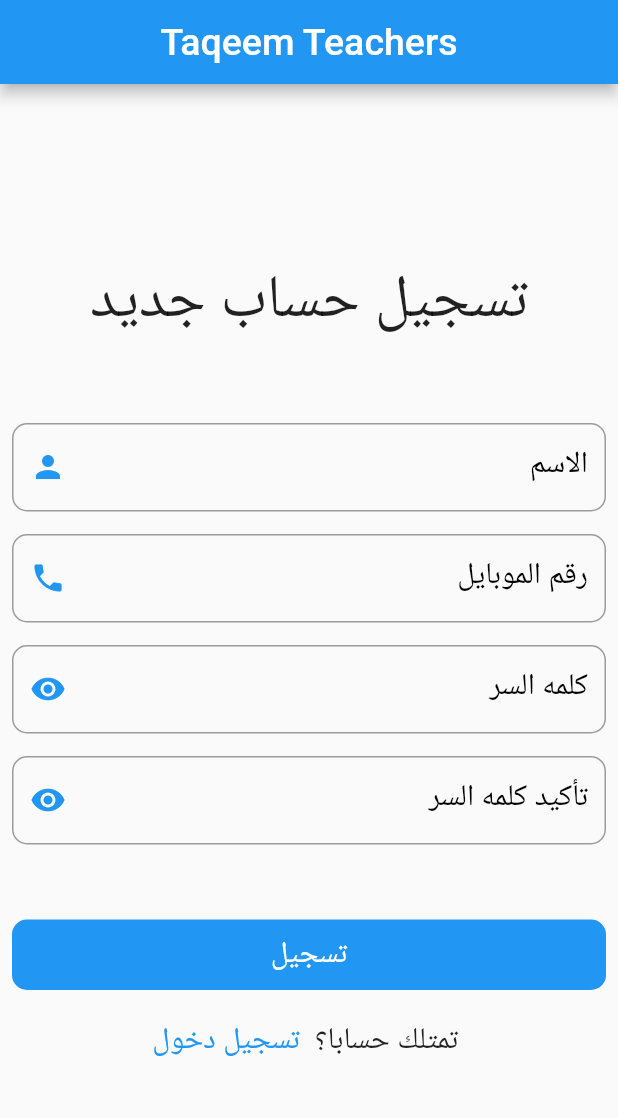
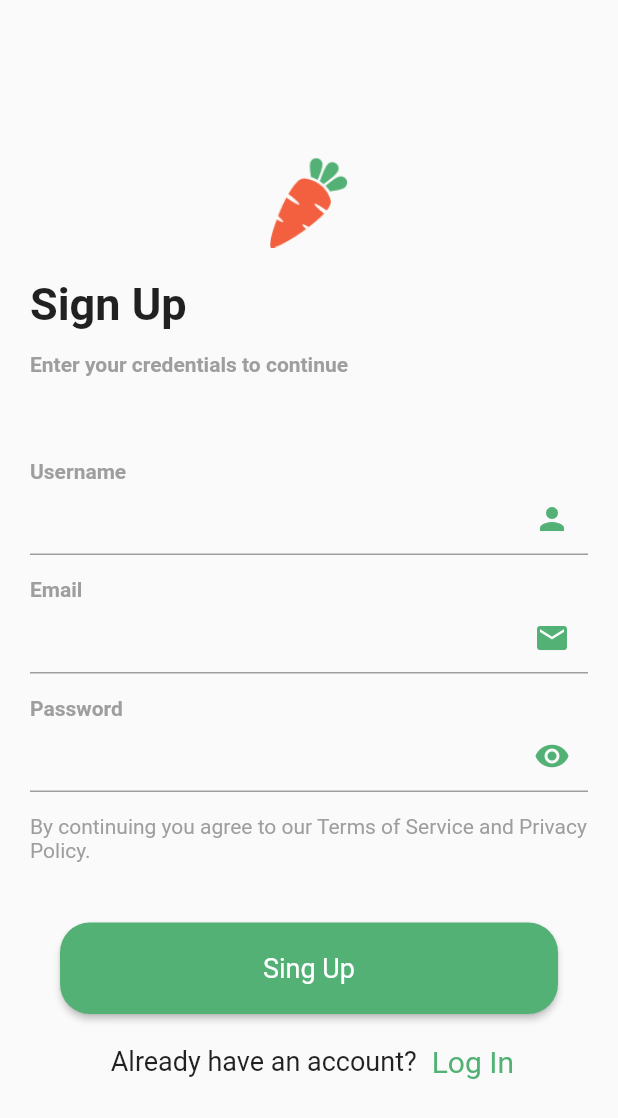
Before and after one commit to Nour5114/shopapp, a Flutter app: the SignUpScreen screen opened directly, on a phone screen of 412 x 824 dp. Shown: the top 1118 px of the screen. Run offline on Flutter 3.47's test engine with Material 2 defaults, Android fonts, the phone set to English and light mode, and no system bars.

Commit message:
finish auth design

```diff
--- a/lib/screens/signup_screen.dart
+++ b/lib/screens/signup_screen.dart
@@ -1,8 +1,5 @@
-import 'dart:convert';
 import 'package:flutter/material.dart';
-
 import 'login_screen.dart';
-
 
 class SignUpScreen extends StatefulWidget {
   const SignUpScreen({Key? key}) : super(key: key);
@@ -12,14 +9,13 @@ class SignUpScreen extends StatefulWidget {
 }
 
 class _SignUpScreenState extends State<SignUpScreen> {
-  var mobileController = TextEditingController();
-  var nameController = TextEditingController();
+  var emailController = TextEditingController();
+  var usernameController = TextEditingController();
   var passController = TextEditingController();
   var refillPassController = TextEditingController();
   bool isHiddenPassword = true;
   bool isHiddenRefillPassword = true;
   final formKey = GlobalKey<FormState>();
-
 
   @override
   void initState() {
@@ -28,127 +24,144 @@ class _SignUpScreenState extends State<SignUpScreen> {
 
   @override
   Widget build(BuildContext context) {
-    Color primaryColor = Theme.of(context).primaryColor;
-    return Directionality(
-      textDirection: TextDirection.rtl,
-      child: Scaffold(
-        appBar: AppBar(
-          backgroundColor: primaryColor,
-          automaticallyImplyLeading: false,
-          title: const Text(
-            'Taqeem Teachers',
-            style: TextStyle(fontSize: 25),
-          ),
-          centerTitle: true,
-        ),
+    return Scaffold(
       body: SafeArea(
         child: Center(
           child: SingleChildScrollView(
             child: Padding(
-                padding: const EdgeInsets.all(8.0),
+              padding: const EdgeInsets.symmetric(horizontal: 20.0),
               child: Form(
                 key: formKey,
                 child: AutofillGroup(
                   child: Column(
+                    crossAxisAlignment: CrossAxisAlignment.start,
                     children: [
+                      Align(
+                          alignment: Alignment.center,
+                          child: Image.asset(
+                            'assets/images/loginlogo.png',
+                            width: 55,
+                            height: 60,
+                          )),
+                      const SizedBox(
+                        height: 20,
+                      ),
                       const Text(
-                          'تسجيل حساب جديد',
-                          style: TextStyle(fontSize: 40),
+                        'Sign Up',
+                        style: TextStyle(
+                            fontSize: 30, fontWeight: FontWeight.bold),
+                      ),
+                      const SizedBox(
+                        height: 15,
+                      ),
+                      const Text(
+                        'Enter your credentials to continue',
+                        style: TextStyle(
+                            color: Colors.grey, fontWeight: FontWeight.bold),
                       ),
                       const SizedBox(
                         height: 55,
                       ),
+                      const Text(
+                        'Username',
+                        style: TextStyle(
+                            color: Colors.grey, fontWeight: FontWeight.bold),
+                      ),
                       TextFormField(
-                          autofillHints: const <String>[AutofillHints.name],
-                          cursorColor: primaryColor,
+                        cursorColor: const Color(0xFF53B175),
                         keyboardType: TextInputType.text,
-                          controller: nameController,
+                        controller: usernameController,
                         validator: (val) {
                           if (val == null || val.isEmpty) {
-                              return 'الرجاء ادخال الاسم';
+                            return 'please enter username';
                           }
                           return null;
                         },
-                          decoration: InputDecoration(
-                            labelText: 'الاسم',
-                            labelStyle: const TextStyle(fontSize: 20,color: Colors.black),
-                            border: OutlineInputBorder(
-                              borderRadius: BorderRadius.circular(10),
+                        decoration: const InputDecoration(
+                          enabledBorder: UnderlineInputBorder(
+                            borderSide: BorderSide(
+                              color: Colors.grey,
                             ),
-                            focusedBorder:  OutlineInputBorder(
-                              borderRadius: const BorderRadius.all(Radius.circular(10)),
-                              borderSide: BorderSide(color: primaryColor),
+                          ),
+                          focusedBorder: UnderlineInputBorder(
+                            borderSide: BorderSide(color: Color(0xFF53B175)),
                           ),
                           suffixIcon: Icon(
                             Icons.person,
-                              color: primaryColor,
+                            color: Color(0xFF53B175),
                           ),
                         ),
                       ),
                       const SizedBox(
                         height: 15,
                       ),
+                      const Text(
+                        'Email',
+                        style: TextStyle(
+                            color: Colors.grey, fontWeight: FontWeight.bold),
+                      ),
                       TextFormField(
-                          autofillHints: const <String>[AutofillHints.telephoneNumber],
-                          cursorColor: primaryColor,
+                        cursorColor: const Color(0xFF53B175),
                         keyboardType: TextInputType.phone,
-                          controller: mobileController,
+                        controller: emailController,
                         validator: (val) {
                           if (val == null || val.isEmpty) {
-                              return 'الرجاء ادخال رقم الموبايل';
+                            return 'please enter email';
                           }
                           return null;
                         },
-                          decoration: InputDecoration(
-                            labelText: 'رقم الموبايل',
-                            labelStyle: const TextStyle(fontSize: 20,color: Colors.black),
-                            border: OutlineInputBorder(
-                              borderRadius: BorderRadius.circular(10),
+                        decoration: const InputDecoration(
+                          enabledBorder: UnderlineInputBorder(
+                            borderSide: BorderSide(
+                              color: Colors.grey,
                             ),
-                            focusedBorder:  OutlineInputBorder(
-                              borderRadius: const BorderRadius.all(Radius.circular(10)),
-                              borderSide: BorderSide(color: primaryColor),
+                          ),
+                          focusedBorder: UnderlineInputBorder(
+                            borderSide: BorderSide(color: Color(0xFF53B175)),
                           ),
                           suffixIcon: Icon(
-                              Icons.phone,
-                              color: primaryColor,
+                            Icons.email,
+                            color: Color(0xFF53B175),
                           ),
                         ),
                       ),
                       const SizedBox(
                         height: 15,
                       ),
+                      const Text(
+                        'Password',
+                        style: TextStyle(
+                            color: Colors.grey, fontWeight: FontWeight.bold),
+                      ),
                       TextFormField(
-                          cursorColor: primaryColor,
+                        cursorColor: const Color(0xFF53B175),
                         keyboardType: TextInputType.text,
                         controller: passController,
                         validator: (val) {
                           if (val == null || val.isEmpty) {
-                              return 'الرجاء ادخال كلمه السر';
+                            return 'please enter password';
                           }
                           return null;
                         },
                         obscureText: isHiddenPassword,
                         decoration: InputDecoration(
-                            labelText: 'كلمه السر',
-                            labelStyle: const TextStyle(fontSize: 20,color: Colors.black),
-                            border: OutlineInputBorder(
-                              borderRadius: BorderRadius.circular(10),
-                              borderSide: BorderSide(color: primaryColor),
+                          enabledBorder: const UnderlineInputBorder(
+                            borderSide: BorderSide(
+                              color: Colors.grey,
                             ),
-                            focusedBorder:  OutlineInputBorder(
-                              borderRadius: const BorderRadius.all(Radius.circular(10)),
-                              borderSide: BorderSide(color: primaryColor),
+                          ),
+                          focusedBorder: const UnderlineInputBorder(
+                            borderSide: BorderSide(color: Color(0xFF53B175)),
                           ),
                           suffixIcon: InkWell(
                             child: isHiddenPassword
-                                  ? Icon(
+                                ? const Icon(
                                     Icons.visibility,
-                                      color: primaryColor,
+                                    color: Color(0xFF53B175),
                                   )
-                                  : Icon(
+                                : const Icon(
                                     Icons.visibility_off,
-                                      color: primaryColor,
+                                    color: Color(0xFF53B175),
                                   ),
                             onTap: () {
                               setState(() {
@@ -158,54 +171,21 @@ class _SignUpScreenState extends State<SignUpScreen> {
                           ),
                         ),
                       ),
-                        const SizedBox(
-                          height: 15,
-                        ),
-                        TextFormField(
-                          cursorColor: primaryColor,
-                          keyboardType: TextInputType.text,
-                          controller: refillPassController,
-                          validator: (val) {
-                            if (val == null || val.isEmpty) {
-                              return 'الرجاء ادخال كلمه السر';
-                            }
-                            return null;
-                          },
-                          obscureText: isHiddenRefillPassword,
-                          decoration: InputDecoration(
-                            labelText: 'تأكيد كلمه السر',
-                            labelStyle: const TextStyle(fontSize: 20,color: Colors.black),
-                            border: OutlineInputBorder(
-                              borderRadius: BorderRadius.circular(10),
-                              borderSide: BorderSide(color: primaryColor),
-                            ),
-                            focusedBorder:  OutlineInputBorder(
-                              borderRadius: const BorderRadius.all(Radius.circular(10)),
-                              borderSide: BorderSide(color: primaryColor),
-                            ),
-                            suffixIcon: InkWell(
-                              child: isHiddenRefillPassword
-                                  ? Icon(
-                                Icons.visibility,
-                                color: primaryColor,
-                              )
-                                  : Icon(
-                                Icons.visibility_off,
-                                color: primaryColor,
-                              ),
-                              onTap: () {
-                                setState(() {
-                                  isHiddenRefillPassword = !isHiddenRefillPassword;
-                                });
-                              },
-                            ),
-                          ),
+                      const SizedBox(height: 15,),
+                      const Text(
+                        'By continuing you agree to our Terms of Service and Privacy Policy.',
+                        style: TextStyle(
+                            color: Colors.grey,),
                       ),
                       const SizedBox(
-                          height: 50,
+                        height: 20,
                       ),
-                        InkWell(
-                            onTap: () {
+                      Container(
+                        width: double.infinity,
+                        margin: const EdgeInsets.symmetric(
+                            horizontal: 20, vertical: 20),
+                        child: ElevatedButton(
+                          onPressed: () {
                             if (formKey.currentState!.validate()) {
                               //signup(context);
                             } else {
@@ -214,29 +194,29 @@ class _SignUpScreenState extends State<SignUpScreen> {
                                       content: Text('Please fill the field')));
                             }
                           },
-                            borderRadius: BorderRadius.circular(10),
-                            child: Container(
-                              width: double.infinity,
-                              decoration: BoxDecoration(
-                                  borderRadius: BorderRadius.circular(10),
-                                  color: primaryColor),
-                              padding: const EdgeInsets.symmetric(vertical: 10),
-                              alignment: Alignment.center,
+                          style: ElevatedButton.styleFrom(
+                            shape: RoundedRectangleBorder(
+                              borderRadius: BorderRadius.circular(20.0),
+                            ),
+                            backgroundColor: const Color(0xFF53B175),
+                            padding: const EdgeInsets.symmetric(
+                                horizontal: 20, vertical: 20),
+                            textStyle: const TextStyle(
+                              fontSize: 18,
+                            ),
+                          ),
                           child: const Text(
-                                'تسجيل',
-                                style:
-                                    TextStyle(fontSize: 20, color: Colors.white),
+                            'Sing Up',
+                            style: TextStyle(fontSize: 18),
                           ),
-                            )),
-                        const SizedBox(
-                          height: 20,
+                        ),
                       ),
                       Row(
                         mainAxisAlignment: MainAxisAlignment.center,
                         children: [
                           const Text(
-                              ' تمتلك حسابا؟',
-                              style: TextStyle(fontSize: 20),
+                            ' Already have an account?',
+                            style: TextStyle(fontSize: 18),
                           ),
                           const SizedBox(
                             width: 10,
@@ -249,11 +229,10 @@ class _SignUpScreenState extends State<SignUpScreen> {
                                       builder: (context) =>
                                           const LoginScreen()));
                             },
-                              child: Text(
-                                'تسجيل دخول',
+                            child: const Text(
+                              'Log In',
                               style: TextStyle(
-                                    color: Theme.of(context).primaryColor,
-                                    fontSize: 20),
+                                  color: Color(0xFF53B175), fontSize: 20),
                             ),
                           )
                         ],
@@ -266,18 +245,15 @@ class _SignUpScreenState extends State<SignUpScreen> {
           ),
         ),
       ),
-      ),
     );
   }
-
-
 
 /*  Future<void> signup(context) async {
     //String? token = await FirebaseMessaging.instance.getToken();
     var response = await http.post(Uri.parse(signupURL),
         body: ({
-          'name': nameController.text,
-          'mobile': mobileController.text,
+          'name': usernameController.text,
+          'mobile': emailController.text,
           'password': passController.text,
           'birthdate' : birthdateInput.text,
           'city_id' : selectedCityId
@@ -301,5 +277,4 @@ class _SignUpScreenState extends State<SignUpScreen> {
     SharedPreferences pref = await SharedPreferences.getInstance();
     pref.setString(key, value);
   }*/
-
 }
```
Also changed, not shown: lib/screens/login_screen.dart (+95 -71 lines), assets/images/loginlogo.png (added). Lines whose indentation alone changed are shown as unchanged.
